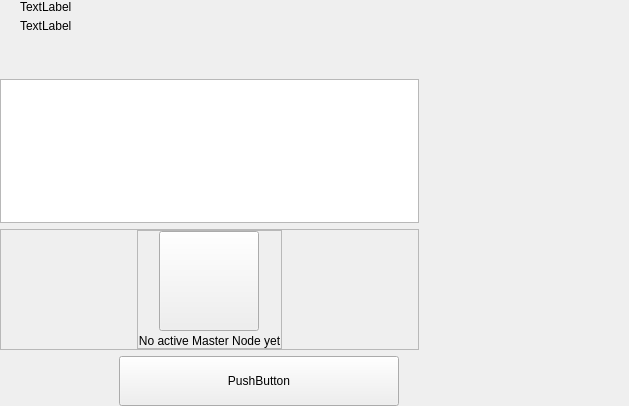
Above: src/qt/dogecash/forms/masternodeswidget.ui from dogecash/dogecash-old before the change. Below: the same form after it.
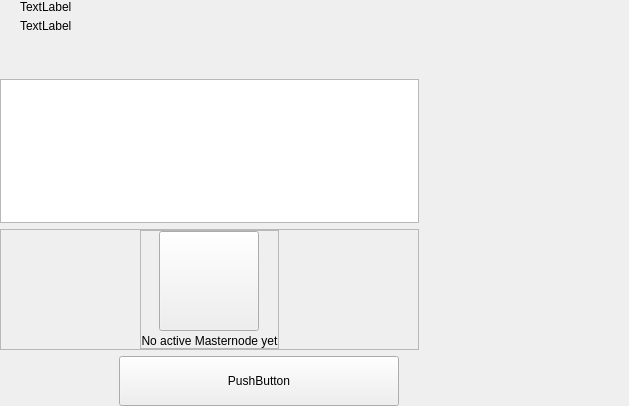
That is the form after the change. Custom widgets are drawn as their Qt base class.

Commit message: Master Node to Masternode

```diff
--- a/src/qt/dogecash/forms/masternodeswidget.ui
+++ b/src/qt/dogecash/forms/masternodeswidget.ui
@@ -219,7 +219,7 @@
                  <string notr="true"/>
                 </property>
                 <property name="text">
-                 <string>No active Master Node yet</string>
+                 <string>No active Masternode yet</string>
                 </property>
                 <property name="alignment">
                  <set>Qt::AlignCenter</set>
```
The commit also changes 7 other files.
